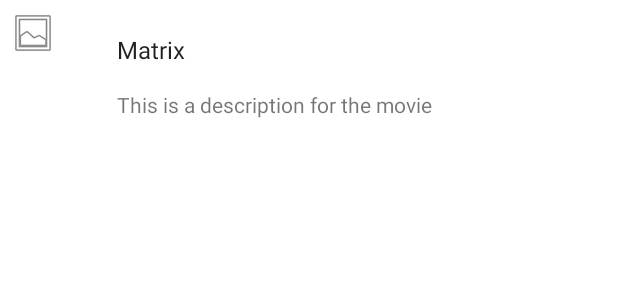
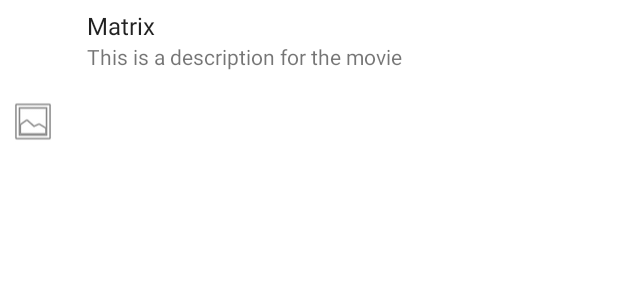
Before and after one commit to xyzcv979/Flixster, an Android app: the layout fragment_movie.xml on its own in the app's theme, with its tools: preview values and no code run, on a phone screen of 412 x 824 dp. Shown: the top 300 px of the screen. Run offline under Robolectric (Android 15) with nearby library versions, the phone set to English and light mode, and no system bars.

```diff
--- a/app/build.gradle
+++ b/app/build.gradle
@@ -38,8 +38,9 @@ dependencies {
     implementation 'com.google.android.material:material:1.6.1'
     implementation 'androidx.constraintlayout:constraintlayout:2.1.4'
     implementation 'com.codepath.libraries:asynchttpclient:2.2.0'
+    implementation 'com.google.code.gson:gson:2.8.5'
     implementation 'com.github.bumptech.glide:glide:4.12.0'
-    implementation 'com.google.code.gson:gson:2.8.5'
+    annotationProcessor 'com.github.bumptech.glide:compiler:4.12.0'
     testImplementation 'junit:junit:4.13.2'
     androidTestImplementation 'androidx.test.ext:junit:1.1.3'
     androidTestImplementation 'androidx.test.espresso:espresso-core:3.4.0'
--- a/app/src/main/AndroidManifest.xml
+++ b/app/src/main/AndroidManifest.xml
@@ -2,7 +2,7 @@
 <manifest xmlns:android="http://schemas.android.com/apk/res/android"
     xmlns:tools="http://schemas.android.com/tools"
     package="com.example.flixster">
-
+    <uses-permission android:name="android.permission.INTERNET" />
     <application
         android:allowBackup="true"
         android:dataExtractionRules="@xml/data_extraction_rules"
--- a/app/src/main/java/com/example/flixster/MainActivity.kt
+++ b/app/src/main/java/com/example/flixster/MainActivity.kt
@@ -7,5 +7,9 @@ class MainActivity : AppCompatActivity() {
     override fun onCreate(savedInstanceState: Bundle?) {
         super.onCreate(savedInstanceState)
         setContentView(R.layout.activity_main)
+
+        val supportFragmentManager = supportFragmentManager
+        val fragmentTransaction = supportFragmentManager.beginTransaction()
+        fragmentTransaction.replace(R.id.content, MovieFragment(), null).commit()
     }
 }
--- a/app/src/main/res/layout/fragment_movie.xml
+++ b/app/src/main/res/layout/fragment_movie.xml
@@ -5,14 +5,14 @@
     android:id="@+id/linearLayout"
     android:layout_width="match_parent"
     android:layout_height="wrap_content"
-    android:layout_margin="6dp">
+    android:layout_margin="6dp"
+    app:layout_constraintEnd_toEndOf="parent">
 
     <TextView
         android:id="@+id/movie_title"
         android:layout_width="wrap_content"
         android:layout_height="wrap_content"
-        android:layout_marginStart="40dp"
-        android:layout_marginTop="16dp"
+        android:layout_marginStart="20dp"
         android:textAppearance="?attr/textAppearanceListItem"
         app:layout_constraintStart_toEndOf="@+id/movie_img"
         app:layout_constraintTop_toTopOf="parent"
@@ -21,7 +21,7 @@
     <ImageView
         android:id="@+id/movie_img"
         android:layout_width="wrap_content"
-        android:layout_height="wrap_content"
+        android:layout_height="150dp"
         app:layout_constraintStart_toStartOf="parent"
         app:layout_constraintTop_toTopOf="parent"
         tools:srcCompat="@android:drawable/ic_menu_gallery" />
@@ -30,10 +30,14 @@
         android:id="@+id/movie_descr"
         android:layout_width="wrap_content"
         android:layout_height="wrap_content"
-        android:layout_marginStart="40dp"
-        android:layout_marginTop="16dp"
-        tools:text="This is a description for the movie"
+        android:layout_marginStart="20dp"
+        android:ellipsize="end"
+        android:maxLines="6"
+        app:layout_constraintEnd_toEndOf="parent"
+        app:layout_constrainedWidth="true"
+        app:layout_constraintHorizontal_bias="0.0"
         app:layout_constraintStart_toEndOf="@+id/movie_img"
-        app:layout_constraintTop_toBottomOf="@+id/movie_title" />
+        app:layout_constraintTop_toBottomOf="@+id/movie_title"
+        tools:text="This is a description for the movie" />
 
 </androidx.constraintlayout.widget.ConstraintLayout>
--- a/app/src/main/res/layout/fragment_movie_view.xml
+++ b/app/src/main/res/layout/fragment_movie_view.xml
@@ -12,6 +12,6 @@
         android:layout_marginLeft="16dp"
         android:layout_marginRight="16dp"
         app:layoutManager="LinearLayoutManager"
-        tools:context=".MovieFragment   "
+        tools:context=".MovieFragment"
         tools:listitem="@layout/fragment_movie" />
 </FrameLayout>
```
Also changed, not shown: app/src/main/java/com/example/flixster/MovieFragment.kt (+44 -4 lines), app/src/main/java/com/example/flixster/MovieRecyclerViewAdapter.kt (+52 -3 lines), app/src/main/res/layout/activity_main.xml (+4 -8 lines), 1 other file.
